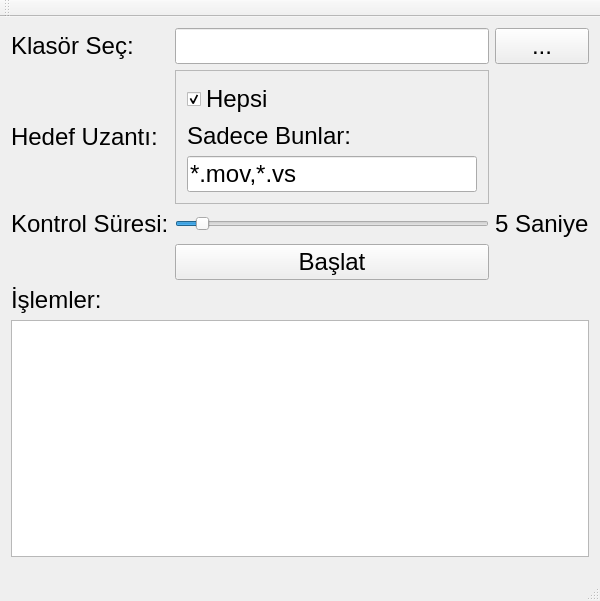
Before: the Qt Designer form mainwindow.ui in exjra/foldercleaner, drawn with Qt 5.
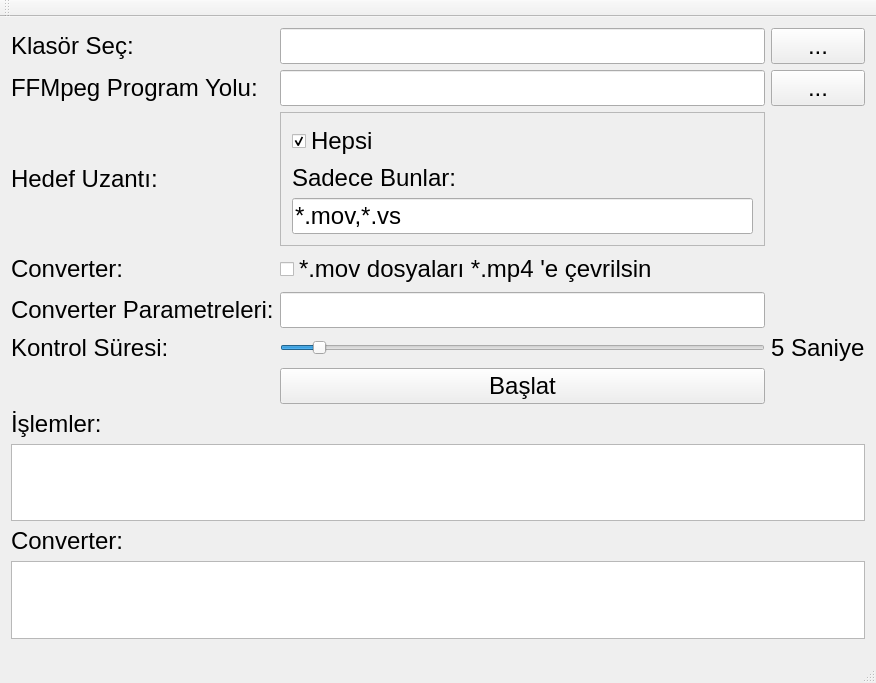
After: the same form once the commit is applied.

Commit message: added ffmpeg converter support.

```diff
--- a/mainwindow.ui
+++ b/mainwindow.ui
@@ -6,8 +6,8 @@
    <rect>
     <x>0</x>
     <y>0</y>
-    <width>600</width>
-    <height>601</height>
+    <width>876</width>
+    <height>683</height>
    </rect>
   </property>
   <property name="font">
@@ -20,14 +20,31 @@
   </property>
   <widget class="QWidget" name="centralWidget">
    <layout class="QGridLayout" name="gridLayout">
-    <item row="2" column="0">
-     <widget class="QLabel" name="label_2">
+    <item row="9" column="0">
+     <widget class="QLabel" name="label_8">
       <property name="text">
-       <string>Kontrol Süresi:</string>
+       <string>Converter:</string>
       </property>
      </widget>
     </item>
-    <item row="2" column="1">
+    <item row="0" column="1">
+     <widget class="QLineEdit" name="lineEdit"/>
+    </item>
+    <item row="3" column="0">
+     <widget class="QLabel" name="label_9">
+      <property name="text">
+       <string>Converter:</string>
+      </property>
+     </widget>
+    </item>
+    <item row="4" column="0">
+     <widget class="QLabel" name="label_10">
+      <property name="text">
+       <string>Converter Parametreleri:</string>
+      </property>
+     </widget>
+    </item>
+    <item row="5" column="1">
      <widget class="QSlider" name="horizontalSlider">
       <property name="minimum">
        <number>1</number>
@@ -46,35 +63,14 @@
       </property>
      </widget>
     </item>
-    <item row="4" column="0" colspan="3">
-     <widget class="QLabel" name="label_6">
-      <property name="text">
-       <string>İşlemler:</string>
-      </property>
-     </widget>
-    </item>
-    <item row="0" column="2">
-     <widget class="QPushButton" name="pushButton">
-      <property name="text">
-       <string>...</string>
-      </property>
-     </widget>
-    </item>
-    <item row="3" column="1">
-     <widget class="QPushButton" name="pushButton_2">
-      <property name="text">
-       <string>Başlat</string>
-      </property>
-     </widget>
-    </item>
-    <item row="2" column="2">
+    <item row="5" column="2">
      <widget class="QLabel" name="label_3">
       <property name="text">
        <string>5 Saniye</string>
       </property>
      </widget>
     </item>
-    <item row="1" column="1">
+    <item row="2" column="1">
      <widget class="QFrame" name="frame">
       <property name="frameShape">
        <enum>QFrame::StyledPanel</enum>
@@ -90,6 +86,13 @@
          </property>
         </widget>
        </item>
+       <item row="2" column="0">
+        <widget class="QLineEdit" name="lineEdit_2">
+         <property name="text">
+          <string>*.mov,*.vs</string>
+         </property>
+        </widget>
+       </item>
        <item row="0" column="0">
         <widget class="QCheckBox" name="checkBox">
          <property name="text">
@@ -100,23 +103,53 @@
          </property>
         </widget>
        </item>
-       <item row="2" column="0">
-        <widget class="QLineEdit" name="lineEdit_2">
-         <property name="text">
-          <string>*.mov,*.vs</string>
-         </property>
-        </widget>
-       </item>
       </layout>
      </widget>
     </item>
     <item row="1" column="0">
-     <widget class="QLabel" name="label_4">
+     <widget class="QLabel" name="label_7">
       <property name="text">
-       <string>Hedef Uzantı:</string>
+       <string>FFMpeg Program Yolu:</string>
       </property>
      </widget>
     </item>
+    <item row="1" column="1">
+     <widget class="QLineEdit" name="lineEdit_3"/>
+    </item>
+    <item row="7" column="0" colspan="3">
+     <widget class="QLabel" name="label_6">
+      <property name="text">
+       <string>İşlemler:</string>
+      </property>
+     </widget>
+    </item>
+    <item row="3" column="1">
+     <widget class="QCheckBox" name="checkBox_2">
+      <property name="text">
+       <string>*.mov dosyaları *.mp4 'e çevrilsin</string>
+      </property>
+     </widget>
+    </item>
+    <item row="1" column="2">
+     <widget class="QPushButton" name="pushButton_3">
+      <property name="text">
+       <string>...</string>
+      </property>
+     </widget>
+    </item>
+    <item row="4" column="1">
+     <widget class="QLineEdit" name="lineEdit_4"/>
+    </item>
+    <item row="6" column="1">
+     <widget class="QPushButton" name="pushButton_2">
+      <property name="text">
+       <string>Başlat</string>
+      </property>
+     </widget>
+    </item>
+    <item row="10" column="0" colspan="3">
+     <widget class="QTextEdit" name="textEdit_2"/>
+    </item>
     <item row="0" column="0">
      <widget class="QLabel" name="label">
       <property name="text">
@@ -124,10 +157,28 @@
       </property>
      </widget>
     </item>
-    <item row="0" column="1">
-     <widget class="QLineEdit" name="lineEdit"/>
+    <item row="0" column="2">
+     <widget class="QPushButton" name="pushButton">
+      <property name="text">
+       <string>...</string>
+      </property>
+     </widget>
     </item>
-    <item row="5" column="0" colspan="3">
+    <item row="2" column="0">
+     <widget class="QLabel" name="label_4">
+      <property name="text">
+       <string>Hedef Uzantı:</string>
+      </property>
+     </widget>
+    </item>
+    <item row="5" column="0">
+     <widget class="QLabel" name="label_2">
+      <property name="text">
+       <string>Kontrol Süresi:</string>
+      </property>
+     </widget>
+    </item>
+    <item row="8" column="0" colspan="3">
      <widget class="QTextEdit" name="textEdit"/>
     </item>
    </layout>
@@ -137,7 +188,7 @@
     <rect>
      <x>0</x>
      <y>0</y>
-     <width>600</width>
+     <width>876</width>
      <height>20</height>
     </rect>
    </property>
```
The commit also changes 2 other files.
